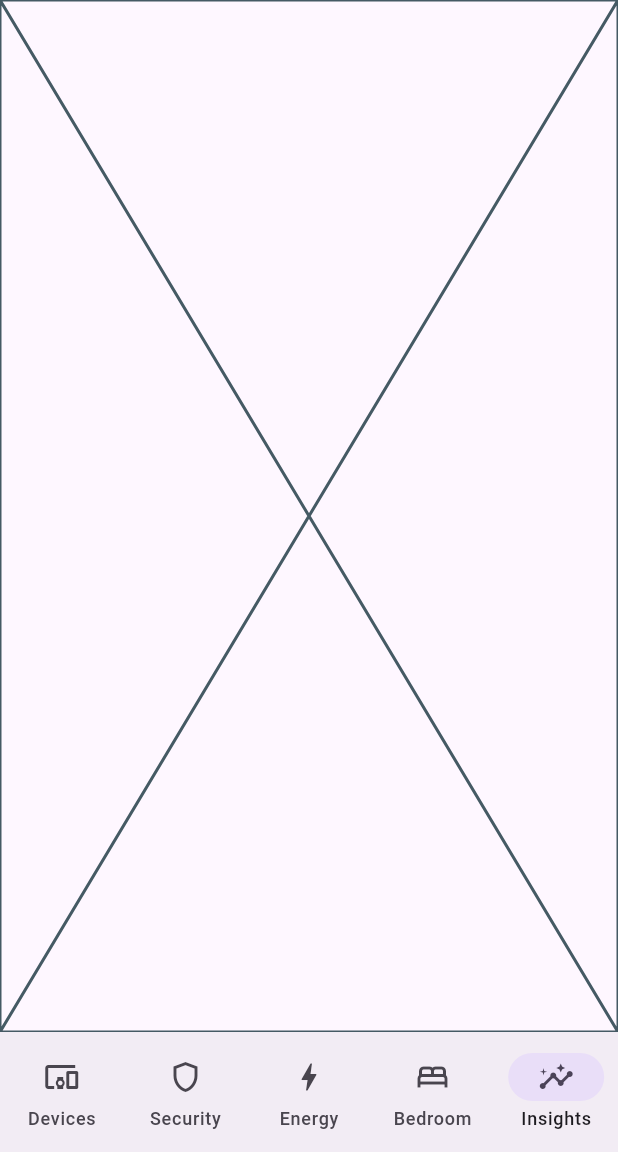
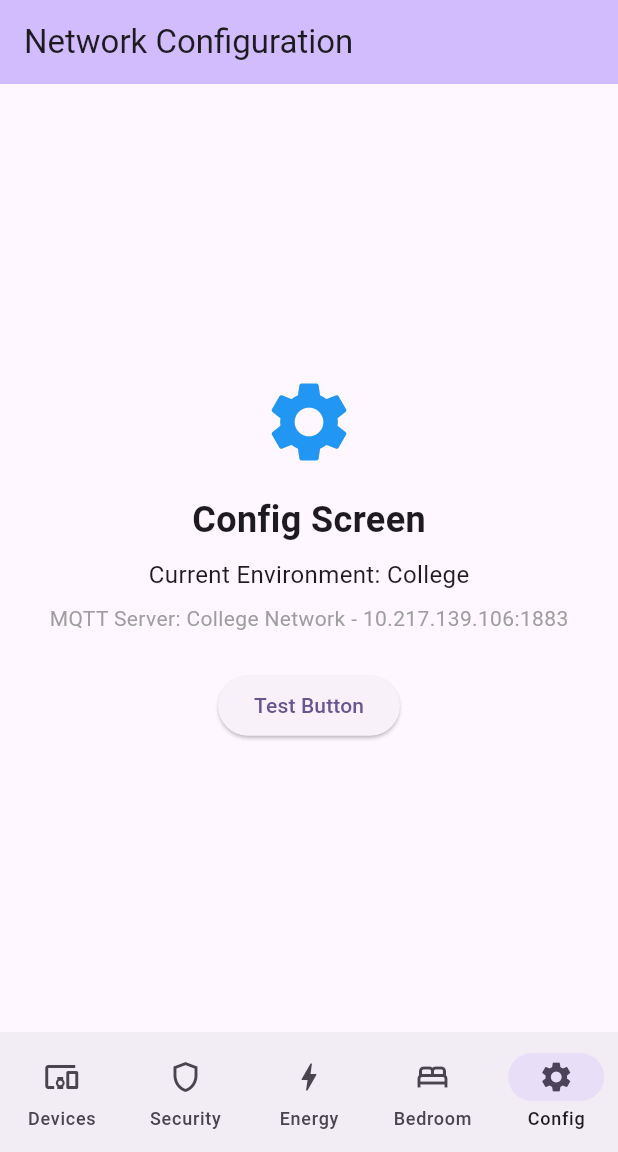
Before and after one commit to Ashishkaus04/smart-home-automation, a Flutter app: the screen it shows after launch, item 5 of the bottom bar chosen, on a phone screen of 412 x 824 dp, the part 84-1236 px from its top. Run offline on Flutter 3.47's test engine with Material 3 defaults, Android fonts, the phone set to English and light mode, and no system bars; our stand-ins replace socket_io_client; missing offline and left inert: mqtt_client; network calls fail.

Commit message:
added ip variable and config screen

```diff
--- /dev/null
+++ b/mobile_app_flutter/smart_home_app/lib/config/app_config.dart
@@ -0,0 +1,55 @@
+class AppConfig {
+  // MQTT Server Configuration
+  // Change these values based on your network environment
+
+  // Home Network Configuration
+  static const String homeMqttHost = '192.168.1.100';  // Your home router IP
+  static const int homeMqttPort = 1883;
+
+  // College Network Configuration
+  static const String collegeMqttHost = '10.217.139.106';  // Your college hotspot IP
+  static const int collegeMqttPort = 1883;
+
+  // Current Environment - Change this to switch between home and college
+  static const Environment currentEnvironment = Environment.college; // change to home
+
+  // Get current MQTT host based on environment
+  static String get mqttHost {
+    switch (currentEnvironment) {
+      case Environment.home:
+        return homeMqttHost;
+      case Environment.college:
+        return collegeMqttHost;
+    }
+  }
+
+  // Get current MQTT port based on environment
+  static int get mqttPort {
+    switch (currentEnvironment) {
+      case Environment.home:
+        return homeMqttPort;
+      case Environment.college:
+        return collegeMqttPort;
+    }
+  }
+
+  // Get environment name for display
+  static String get environmentName {
+    switch (currentEnvironment) {
+      case Environment.home:
+        return 'Home';
+      case Environment.college:
+        return 'College';
+    }
+  }
+
+  // Get connection info for display
+  static String get connectionInfo {
+    return '$environmentName Network - $mqttHost:$mqttPort';
+  }
+}
+
+enum Environment {
+  home,
+  college,
+}
--- a/mobile_app_flutter/smart_home_app/lib/main.dart
+++ b/mobile_app_flutter/smart_home_app/lib/main.dart
@@ -3,6 +3,7 @@ import 'screens/security_screen.dart';
 import 'screens/energy_screen.dart';
 import 'screens/devices_screen.dart';
 import 'screens/bedroom_mqtt_page.dart';
+import 'screens/config_screen.dart';
 
 void main() {
   runApp(const MyApp());
@@ -46,12 +47,12 @@ class MyHomePage extends StatefulWidget {
 class _MyHomePageState extends State<MyHomePage> {
   int _currentIndex = 0;
 
-  final List<Widget> _pages = const [
-    DevicesScreen(),
-    SecurityScreen(),
-    EnergyScreen(),
-    BedroomMqttPage(),
-    Placeholder(),
+  final List<Widget> _pages = [
+    const DevicesScreen(),
+    const SecurityScreen(),
+    const EnergyScreen(),
+    const BedroomMqttPage(),
+    const ConfigScreen(),
   ];
 
   @override
@@ -70,7 +71,7 @@ class _MyHomePageState extends State<MyHomePage> {
           NavigationDestination(icon: Icon(Icons.shield_outlined), selectedIcon: Icon(Icons.shield), label: 'Security'),
           NavigationDestination(icon: Icon(Icons.bolt_outlined), selectedIcon: Icon(Icons.bolt), label: 'Energy'),
           NavigationDestination(icon: Icon(Icons.bed_outlined), selectedIcon: Icon(Icons.bed), label: 'Bedroom'),
-          NavigationDestination(icon: Icon(Icons.insights_outlined), selectedIcon: Icon(Icons.insights), label: 'Insights'),
+          NavigationDestination(icon: Icon(Icons.settings_outlined), selectedIcon: Icon(Icons.settings), label: 'Config'),
         ],
       ),
     );
--- a/mobile_app_flutter/smart_home_app/lib/screens/bedroom_mqtt_page.dart
+++ b/mobile_app_flutter/smart_home_app/lib/screens/bedroom_mqtt_page.dart
@@ -1,6 +1,7 @@
 import 'package:flutter/material.dart';
 import 'package:mqtt_client/mqtt_client.dart';
 import 'package:mqtt_client/mqtt_server_client.dart';
+import '../config/app_config.dart';
 
 class BedroomMqttPage extends StatefulWidget {
   const BedroomMqttPage({super.key});
@@ -10,8 +11,8 @@ class BedroomMqttPage extends StatefulWidget {
 }
 
 class _BedroomMqttPageState extends State<BedroomMqttPage> {
-  // Updated to connect to your laptop's Mosquitto broker via phone hotspot
-  final client = MqttServerClient('10.217.139.106', 'flutter_app_${DateTime.now().millisecondsSinceEpoch}');
+  // MQTT client using configuration from AppConfig
+  late final MqttServerClient client;
   bool lightOn = false;
   bool fanOn = false;
   bool buzzerOn = false;
@@ -22,6 +23,8 @@ class _BedroomMqttPageState extends State<BedroomMqttPage> {
   @override
   void initState() {
     super.initState();
+    // Initialize MQTT client with configuration
+    client = MqttServerClient(AppConfig.mqttHost, 'flutter_app_${DateTime.now().millisecondsSinceEpoch}');
     connectMQTT();
   }
 
@@ -32,9 +35,9 @@ class _BedroomMqttPageState extends State<BedroomMqttPage> {
   }
 
   Future<void> connectMQTT() async {
-    print('Starting MQTT connection to 10.217.139.106:1883');
+    print('Starting MQTT connection to ${AppConfig.connectionInfo}');
 
-    client.port = 1883;
+    client.port = AppConfig.mqttPort;
     client.keepAlivePeriod = 20;
     client.autoReconnect = true;
     client.connectTimeoutPeriod = 10000; // 10 seconds timeout
@@ -152,6 +155,13 @@ class _BedroomMqttPageState extends State<BedroomMqttPage> {
           style: TextStyle(
             color: isConnected ? Colors.green.shade800 : Colors.red.shade800,
             fontWeight: FontWeight.bold,
+          ),
+        ),
+        subtitle: Text(
+          AppConfig.connectionInfo,
+          style: TextStyle(
+            color: isConnected ? Colors.green.shade600 : Colors.red.shade600,
+            fontSize: 12,
           ),
         ),
         trailing: isConnected ? null : IconButton(
@@ -319,7 +329,7 @@ class _BedroomMqttPageState extends State<BedroomMqttPage> {
                             ),
                             const SizedBox(height: 8),
                     Text(
-                              'Laptop should be connected to hotspot IP: 10.217.139.106',
+                      'Server should be running at: ${AppConfig.connectionInfo}',
                       style: TextStyle(
                         color: Colors.orange.shade700,
                         fontWeight: FontWeight.bold,
--- /dev/null
+++ b/mobile_app_flutter/smart_home_app/lib/screens/config_screen.dart
@@ -0,0 +1,59 @@
+import 'package:flutter/material.dart';
+import '../config/app_config.dart';
+
+class ConfigScreen extends StatefulWidget {
+  const ConfigScreen({super.key});
+
+  @override
+  State<ConfigScreen> createState() => _ConfigScreenState();
+}
+
+class _ConfigScreenState extends State<ConfigScreen> {
+  @override
+  void initState() {
+    super.initState();
+    print('ConfigScreen initialized - Environment: ${AppConfig.environmentName}');
+  }
+
+  @override
+  Widget build(BuildContext context) {
+    return Scaffold(
+      appBar: AppBar(
+        title: const Text('Network Configuration'),
+        backgroundColor: Theme.of(context).colorScheme.inversePrimary,
+      ),
+      body: Center(
+        child: Column(
+          mainAxisAlignment: MainAxisAlignment.center,
+          children: [
+            const Icon(Icons.settings, size: 64, color: Colors.blue),
+            const SizedBox(height: 16),
+            const Text(
+              'Config Screen',
+              style: TextStyle(fontSize: 24, fontWeight: FontWeight.bold),
+            ),
+            const SizedBox(height: 8),
+            Text(
+              'Current Environment: ${AppConfig.environmentName}',
+              style: const TextStyle(fontSize: 16),
+            ),
+            const SizedBox(height: 8),
+            Text(
+              'MQTT Server: ${AppConfig.connectionInfo}',
+              style: const TextStyle(fontSize: 14, color: Colors.grey),
+            ),
+            const SizedBox(height: 24),
+            ElevatedButton(
+              onPressed: () {
+                ScaffoldMessenger.of(context).showSnackBar(
+                  const SnackBar(content: Text('Config screen is working!')),
+                );
+              },
+              child: const Text('Test Button'),
+            ),
+          ],
+        ),
+      ),
+    );
+  }
+}
```
Also changed, not shown: 1 other file. Lines whose indentation alone changed are shown as unchanged.
